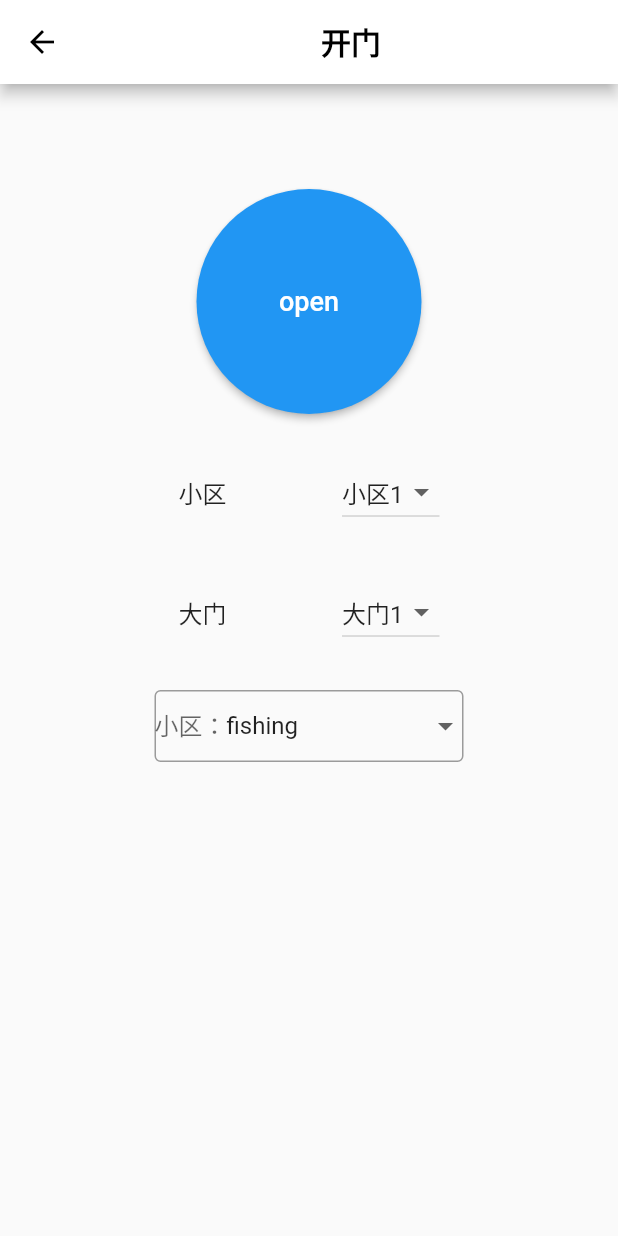
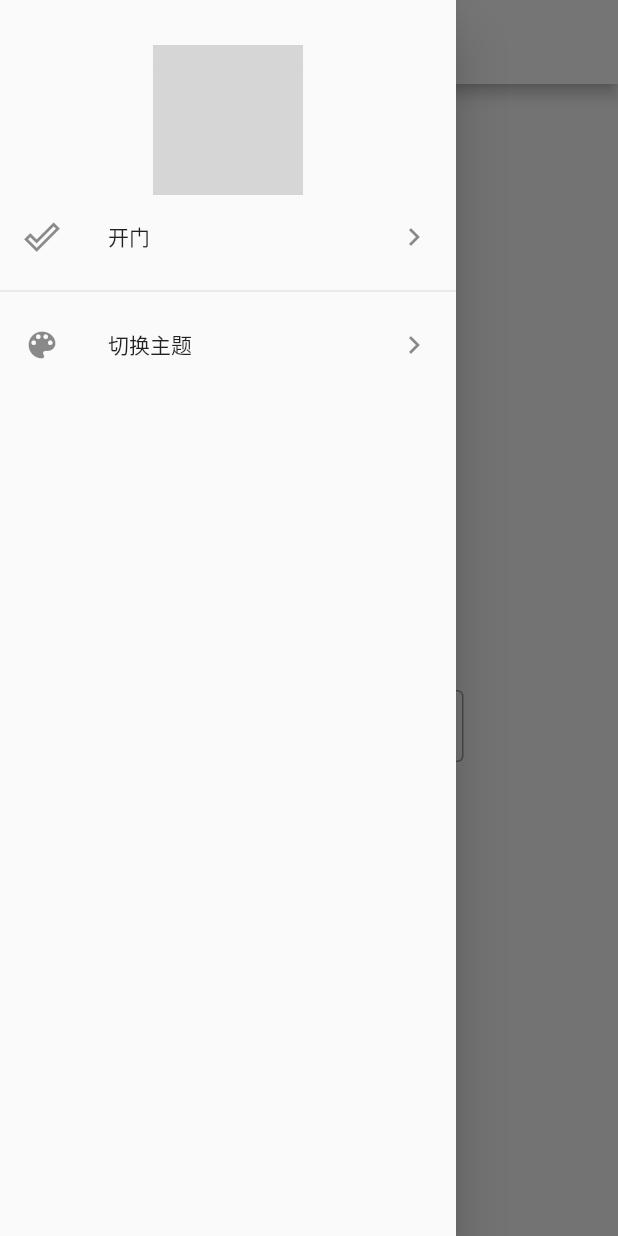
Before and after one commit to liyinggit/flutter_community, a Flutter app: the Open screen opened by its route, with the side drawer open (before the commit the screen has no drawer), on a phone screen of 412 x 824 dp. Run offline on Flutter 3.47's test engine with Material 2 defaults, Android fonts, the phone set to English and light mode, and no system bars; our stand-ins replace dio, flutter_mobx, flutter_screenutil, flutter_svg, fluttertoast, font_awesome_flutter and 5 more; missing offline and left inert: amazon_cognito_identity_dart; accounts and stored records are empty; generated files the repository leaves out were written again; network calls fail; grey boxes are pictures that could not be loaded.

Commit message:
添加了drawer，然后选择头像

```diff
--- a/lib/main.dart
+++ b/lib/main.dart
@@ -1,6 +1,8 @@
 import 'package:flutter/material.dart';
 import 'package:flutter_community/aws/imagePicker.dart';
+import 'package:flutter_community/ui/AvatarEdit.dart';
 import 'package:flutter_community/ui/CounterPage.dart';
+import 'package:flutter_community/ui/Drawer.dart';
 import 'package:flutter_community/ui/Register.dart';
 import 'package:flutter_community/ui/house.dart';
 import 'package:flutter_community/ui/login.dart';
@@ -16,13 +18,14 @@ class MyApp extends StatelessWidget {
     return MaterialApp(
       ///主题颜色
       theme: new ThemeData(primaryColor: Colors.white),
-      home: CounterPage(), //当前页面
+      home: Open(), //当前页面
       routes: <String, WidgetBuilder>{
         ///添加路由
         "Open": (BuildContext context) => Open(),
         "LoginPage": (BuildContext context) => LoginPage(), //登录页面
         "House": (BuildContext context) => House(), //绑定房屋页面
         "Register": (BuildContext context) => Register(), //绑定账号页面
+        "showDrawer":(BuildContext context) => showDrawer(),//drawer
         "ImagePiker": (BuildContext context) => ImagePiker(), //上传图片页面
         "CounterPage":(BuildContext context) => CounterPage(),//mobx状态管理小例子
         "SecondPage":(BuildContext context) => SecondPage(),//mobx状态管理小例子第二个页面
--- /dev/null
+++ b/lib/ui/Drawer.dart
@@ -0,0 +1,81 @@
+
+
+import 'package:flutter/cupertino.dart';
+import 'package:flutter/material.dart';
+
+import 'AvatarEdit.dart';
+
+class showDrawer extends StatefulWidget {
+  @override
+  _DrawerState createState() => _DrawerState();
+}
+
+class _DrawerState extends State<showDrawer> {
+  @override
+  Widget build(BuildContext context) {
+
+    final String avatarUrl = 'http://admin.soscoon.com/uploadImages/2bdcbd37d2fae6874cce4bba45d14573630925b1.jpeg';
+    return Drawer(
+      child: Column(
+        children: <Widget>[
+          GestureDetector(
+              onTap: () {
+                Navigator.push(
+                  context,
+                  MaterialPageRoute(
+                    builder: (context) => AvatarEdit(
+                      avatarUrl: avatarUrl,
+                    ),
+                  ),
+                );
+              },
+              child: Container(
+                margin: EdgeInsets.only(top: 30.0),
+                width: 100.0,
+                height: 100.0,
+                decoration: BoxDecoration(
+                    borderRadius: BorderRadius.all(Radius.circular(15.0)),
+                    color: Color(0xff2A2C33),
+                    image: DecorationImage(image: NetworkImage(avatarUrl)),
+                ),
+              ),
+          ),
+          MediaQuery.removePadding(
+            context: context,
+            removeTop: true,
+            child: Expanded(
+              child: _drawerItem(context),
+            ),
+          )
+        ],
+      ),
+    );
+  }
+
+  /// 抽屉里的每个item
+  Widget _drawerItem(BuildContext context) {
+    DateTime time = DateTime.now();
+    return Column(
+      mainAxisSize: MainAxisSize.min,
+      crossAxisAlignment: CrossAxisAlignment.stretch,
+      children: <Widget>[
+        ListTile(
+          leading: Icon(Icons.done_outline),
+          title: Text("开门"),
+          trailing: Icon(Icons.chevron_right),
+          onTap: () {},
+        ),
+        Divider(),
+        ListTile(
+          leading: Icon(Icons.color_lens),
+          title: Text("切换主题"),
+          trailing: Icon(Icons.chevron_right),
+          onTap: () {
+            Navigator.of(context).pop();
+          },
+        ),
+      ],
+    );
+  }
+
+}
--- a/lib/ui/open.dart
+++ b/lib/ui/open.dart
@@ -1,5 +1,6 @@
 import 'package:flutter/cupertino.dart';
 import 'package:flutter/material.dart';
+import 'package:flutter_community/ui/Drawer.dart';
 
 class Open extends StatefulWidget {
   @override
@@ -32,6 +33,7 @@ class _OpenState extends State<Open> {
             ),
           ),
         )),
+        drawer: showDrawer(),
         body: new Column(
           children: <Widget>[
             new Center(
@@ -139,6 +141,7 @@ class _OpenState extends State<Open> {
                   ),
                 ))
           ],
-        ));
+        ),
+    );
   }
 }
--- a/pubspec.yaml
+++ b/pubspec.yaml
@@ -47,6 +47,12 @@ dependencies:
   font_awesome_flutter: ^8.2.0
   #相机组件
   image_picker: ^0.6.2+1
+  #图片裁剪
+  image_cropper: ^1.1.1
+  #裁剪后图片查看
+  photo_view: 0.4.2
+  #可以使用svg图片
+  flutter_svg: ^0.15.0
 
    #据说能够使用aws
   amazon_cognito_identity_dart: ^0.0.22
```
Also changed, not shown: lib/ui/AvatarEdit.dart (added, +222 -0 lines), images/icon_setting.svg (added), pubspec.lock, 2 other files.
